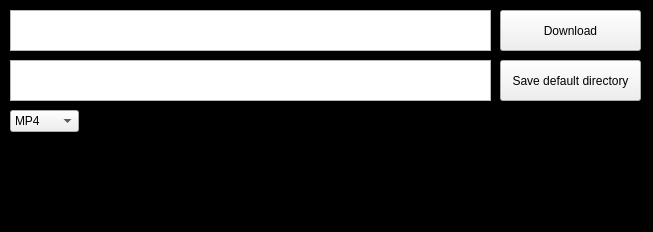
Old version of the form Window.ui in the repository Necron329/Necron-Yt-Downloader.
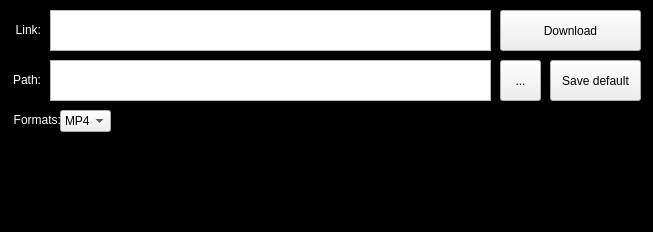
New version of the form.

Commit message: add ability to choose path without need to provide it manually, add ability to save default directory.

```diff
--- a/Window.ui
+++ b/Window.ui
@@ -22,9 +22,9 @@
    <widget class="QPlainTextEdit" name="DownloadText">
     <property name="geometry">
      <rect>
-      <x>10</x>
+      <x>50</x>
       <y>10</y>
-      <width>481</width>
+      <width>441</width>
       <height>41</height>
      </rect>
     </property>
@@ -32,9 +32,9 @@
    <widget class="QPlainTextEdit" name="DirectoryText">
     <property name="geometry">
      <rect>
-      <x>10</x>
+      <x>50</x>
       <y>60</y>
-      <width>481</width>
+      <width>441</width>
       <height>41</height>
      </rect>
     </property>
@@ -55,22 +55,22 @@
    <widget class="QPushButton" name="DefaultDirectoryButton">
     <property name="geometry">
      <rect>
-      <x>500</x>
+      <x>550</x>
       <y>60</y>
-      <width>141</width>
+      <width>91</width>
       <height>41</height>
      </rect>
     </property>
     <property name="text">
-     <string>Save default directory</string>
+     <string>Save default</string>
     </property>
    </widget>
    <widget class="QLabel" name="InfoLabel">
     <property name="geometry">
      <rect>
-      <x>120</x>
+      <x>160</x>
       <y>110</y>
-      <width>521</width>
+      <width>481</width>
       <height>101</height>
      </rect>
     </property>
@@ -84,9 +84,9 @@
    <widget class="QComboBox" name="Format">
     <property name="geometry">
      <rect>
-      <x>10</x>
+      <x>60</x>
       <y>110</y>
-      <width>69</width>
+      <width>51</width>
       <height>22</height>
      </rect>
     </property>
@@ -101,6 +101,76 @@
      </property>
     </item>
    </widget>
+   <widget class="QLabel" name="FormatsLabel">
+    <property name="geometry">
+     <rect>
+      <x>10</x>
+      <y>110</y>
+      <width>51</width>
+      <height>20</height>
+     </rect>
+    </property>
+    <property name="styleSheet">
+     <string notr="true">color: white</string>
+    </property>
+    <property name="text">
+     <string>Formats:</string>
+    </property>
+    <property name="alignment">
+     <set>Qt::AlignRight|Qt::AlignTrailing|Qt::AlignVCenter</set>
+    </property>
+   </widget>
+   <widget class="QToolButton" name="ToolButton">
+    <property name="geometry">
+     <rect>
+      <x>500</x>
+      <y>60</y>
+      <width>41</width>
+      <height>41</height>
+     </rect>
+    </property>
+    <property name="text">
+     <string>...</string>
+    </property>
+   </widget>
+   <widget class="QLabel" name="FormatsLabel_2">
+    <property name="geometry">
+     <rect>
+      <x>10</x>
+      <y>70</y>
+      <width>31</width>
+      <height>20</height>
+     </rect>
+    </property>
+    <property name="styleSheet">
+     <string notr="true">color: white</string>
+    </property>
+    <property name="text">
+     <string>Path:</string>
+    </property>
+    <property name="alignment">
+     <set>Qt::AlignRight|Qt::AlignTrailing|Qt::AlignVCenter</set>
+    </property>
+   </widget>
+   <widget class="QLabel" name="FormatsLabel_3">
+    <property name="geometry">
+     <rect>
+      <x>10</x>
+      <y>20</y>
+      <width>31</width>
+      <height>20</height>
+     </rect>
+    </property>
+    <property name="styleSheet">
+     <string notr="true">color: white</string>
+    </property>
+    <property name="text">
+     <string>Link:</string>
+    </property>
+    <property name="alignment">
+     <set>Qt::AlignRight|Qt::AlignTrailing|Qt::AlignVCenter</set>
+    </property>
+   </widget>
   </widget>
  </widget>
  <resources/>
```
The commit also changes 4 other files.
